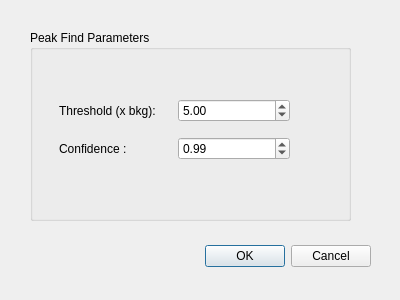
k61n/openhkl, file testing/D19Proto/D19Proto/dialog_PeakFind.ui: the form before one commit.
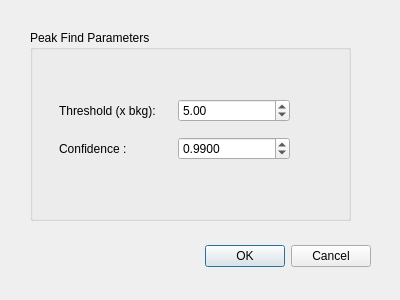
The form after the commit.

Patch:
```diff
--- a/testing/D19Proto/D19Proto/dialog_PeakFind.ui
+++ b/testing/D19Proto/D19Proto/dialog_PeakFind.ui
@@ -63,6 +63,9 @@
      </item>
      <item row="1" column="1">
       <widget class="QDoubleSpinBox" name="confidenceSpinBox">
+       <property name="decimals">
+        <number>4</number>
+       </property>
        <property name="maximum">
         <double>1.000000000000000</double>
        </property>
```
